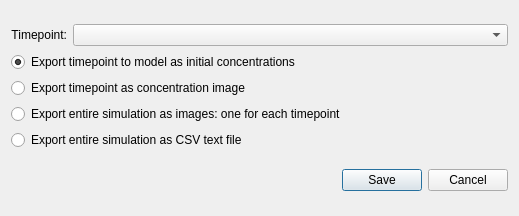
This is src/gui/dialogs/dialogexport.ui in spatial-model-editor/spatial-model-editor as Qt 5 draws it before an edit. The edited form follows.
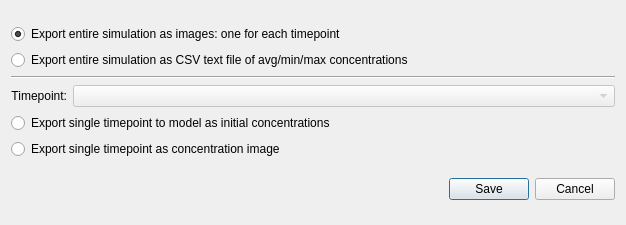
This is the edited form.

Commit message: add sme file format to load/save model + simulation data

```diff
--- a/src/gui/dialogs/dialogexport.ui
+++ b/src/gui/dialogs/dialogexport.ui
@@ -6,8 +6,8 @@
    <rect>
     <x>0</x>
     <y>0</y>
-    <width>519</width>
-    <height>216</height>
+    <width>626</width>
+    <height>225</height>
    </rect>
   </property>
   <property name="windowTitle">
@@ -19,7 +19,41 @@
   <layout class="QVBoxLayout" name="verticalLayout">
    <item>
     <layout class="QGridLayout" name="gridLayout">
-     <item row="0" column="0">
+     <item row="2" column="0" colspan="2">
+      <widget class="QRadioButton" name="radCSV">
+       <property name="text">
+        <string>Export entire simulation as CSV text file of avg/min/max concentrations</string>
+       </property>
+      </widget>
+     </item>
+     <item row="6" column="0" colspan="2">
+      <widget class="QRadioButton" name="radSingleImage">
+       <property name="text">
+        <string>Export single timepoint as concentration image</string>
+       </property>
+       <property name="checked">
+        <bool>false</bool>
+       </property>
+      </widget>
+     </item>
+     <item row="4" column="1">
+      <widget class="QComboBox" name="cmbTimepoint">
+       <property name="enabled">
+        <bool>false</bool>
+       </property>
+      </widget>
+     </item>
+     <item row="5" column="0" colspan="2">
+      <widget class="QRadioButton" name="radModel">
+       <property name="text">
+        <string>Export single timepoint to model as initial concentrations</string>
+       </property>
+       <property name="checked">
+        <bool>false</bool>
+       </property>
+      </widget>
+     </item>
+     <item row="4" column="0">
       <widget class="QLabel" name="lblTimepoint">
        <property name="sizePolicy">
         <sizepolicy hsizetype="Fixed" vsizetype="Preferred">
@@ -35,40 +69,20 @@
        </property>
       </widget>
      </item>
-     <item row="0" column="1">
-      <widget class="QComboBox" name="cmbTimepoint"/>
-     </item>
      <item row="1" column="0" colspan="2">
-      <widget class="QRadioButton" name="radModel">
-       <property name="text">
-        <string>Export timepoint to model as initial concentrations</string>
-       </property>
-       <property name="checked">
-        <bool>true</bool>
-       </property>
-      </widget>
-     </item>
-     <item row="2" column="0" colspan="2">
-      <widget class="QRadioButton" name="radSingleImage">
-       <property name="text">
-        <string>Export timepoint as concentration image</string>
-       </property>
-       <property name="checked">
-        <bool>false</bool>
-       </property>
-      </widget>
-     </item>
-     <item row="3" column="0" colspan="2">
       <widget class="QRadioButton" name="radAllImages">
        <property name="text">
         <string>Export entire simulation as images: one for each timepoint</string>
        </property>
+       <property name="checked">
+        <bool>true</bool>
+       </property>
       </widget>
      </item>
-     <item row="4" column="0" colspan="2">
-      <widget class="QRadioButton" name="radCSV">
-       <property name="text">
-        <string>Export entire simulation as CSV text file</string>
+     <item row="3" column="0" colspan="2">
+      <widget class="Line" name="line">
+       <property name="orientation">
+        <enum>Qt::Horizontal</enum>
        </property>
       </widget>
      </item>
```
Left out of the diff: 7 changed lines with no effect on the pictures. The commit also changes 46 other files.
